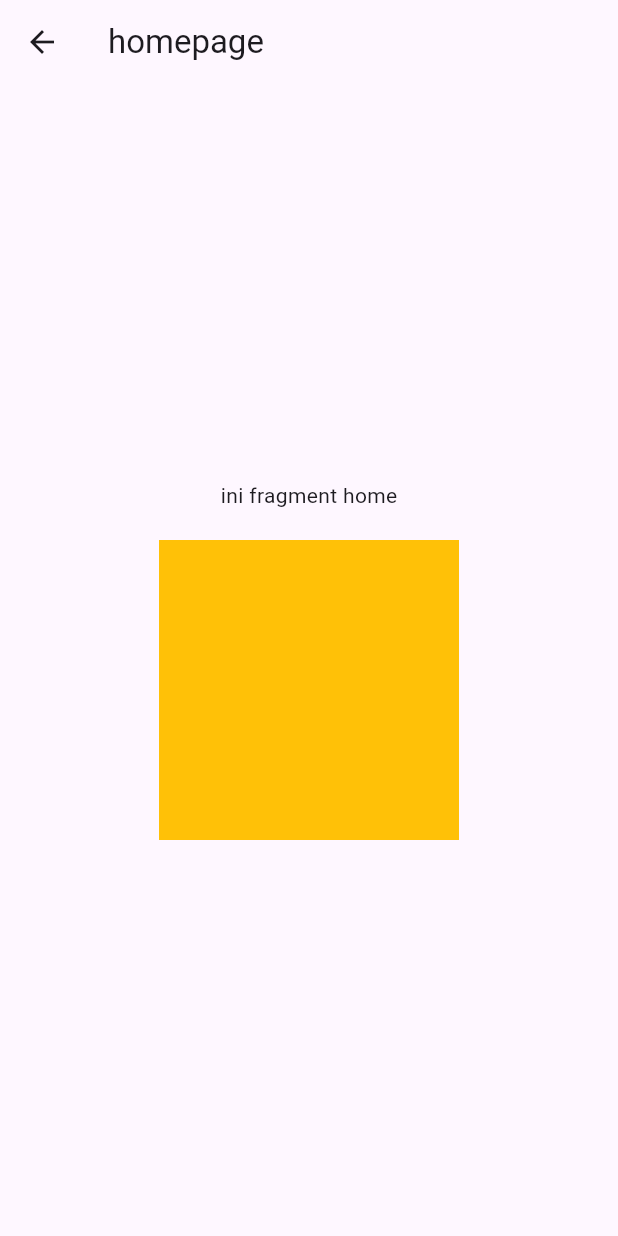
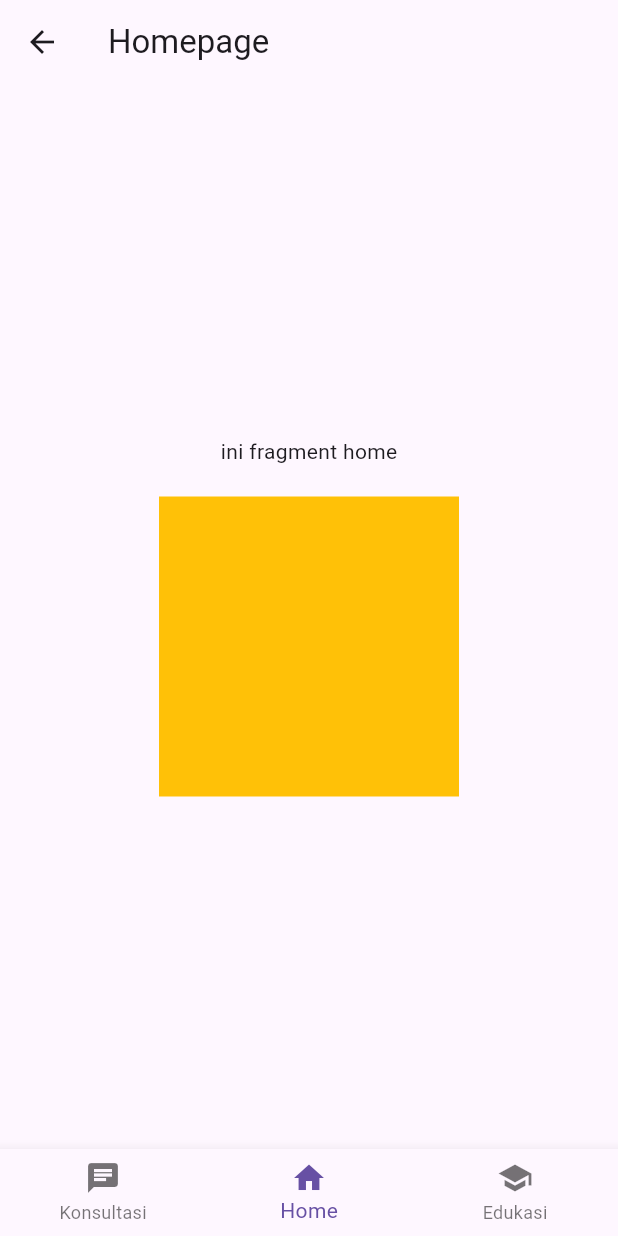
Before and after one commit to adyfp24/SAGA-app-flutter, a Flutter app: the HomePage screen opened directly, on a phone screen of 412 x 824 dp. Run offline on Flutter 3.47's test engine with Material 3 defaults, Android fonts, the phone set to English and light mode, and no system bars.

```diff
--- a/lib/views/pages/homepage.dart
+++ b/lib/views/pages/homepage.dart
@@ -1,16 +1,53 @@
 import 'package:flutter/material.dart';
+import 'package:new_app/views/fragments/edukasi_fragment.dart';
 import 'package:new_app/views/fragments/home_fragment.dart';
+import 'package:new_app/views/fragments/konsultasi_fragment.dart';
 
-class HomePage extends StatelessWidget {
+class HomePage extends StatefulWidget {
   const HomePage({Key key}) : super(key: key);
+
+  @override
+  _HomePageState createState() => _HomePageState();
+}
+
+class _HomePageState extends State<HomePage> {
+  int _selectedIndex = 1;
 
   @override
   Widget build(BuildContext context) {
     return Scaffold(
-        appBar: AppBar(
-      title: Text('homepage'),
-    ),body: HomeFragment(),
-    // bottomNavigationBar: BottomNavigationBar(items: items),
+      appBar: AppBar(
+        title: Text('Homepage'),
+      ),
+      body: [
+        const KonsultasiFragment(),
+        const HomeFragment(),
+        const EdukasiFragment(),
+      ][_selectedIndex],
+      bottomNavigationBar: BottomNavigationBar(
+        items: [
+          BottomNavigationBarItem(
+            icon: Icon(Icons.chat),
+            label: 'Konsultasi',
+          ),
+          BottomNavigationBarItem(
+            icon: Icon(Icons.home),
+            label: 'Home',
+          ),
+          BottomNavigationBarItem(
+            icon: Icon(Icons.school),
+            label: 'Edukasi',
+          ),
+        ],
+        currentIndex: _selectedIndex,
+        onTap: _onItemTapped,
+      ),
     );
   }
+
+  void _onItemTapped(int index) {
+    setState(() {
+      _selectedIndex = index;
+    });
+  }
 }
```
Also changed, not shown: lib/main.dart (+5 -51 lines), lib/views/fragments/edukasi_fragment.dart (+13 -1 lines), lib/views/fragments/konsultasi_fragment.dart (+13 -1 lines), lib/views/fragments/profile_fragment.dart (deleted), 1 other file.
